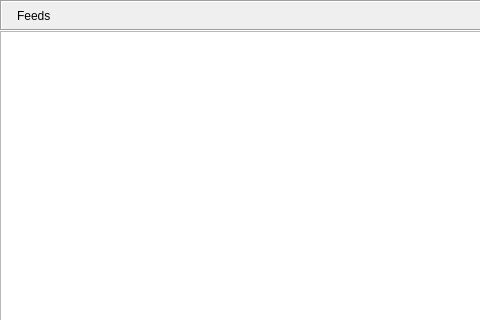
Above: plugins/FeedReader/gui/FeedReaderDialog.ui from RetroShare/RetroShare before the change; both pictures show x 0 to 480 and y 0 to 320 of the 738 by 583 pixel window. Below: the same form after it.
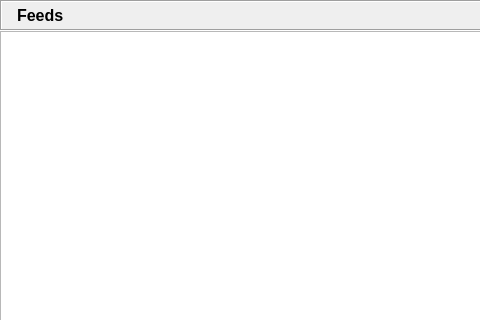
That is the form after the change. Icons and pictures are not drawn. Custom widgets are drawn as their Qt base class.

Patch:
```diff
--- a/plugins/FeedReader/gui/FeedReaderDialog.ui
+++ b/plugins/FeedReader/gui/FeedReaderDialog.ui
@@ -86,7 +86,14 @@
            </widget>
           </item>
           <item>
-           <widget class="StyledLabel" name="titleBarLabel">
+           <widget class="QLabel" name="titleBarLabel">
+            <property name="font">
+             <font>
+              <pointsize>12</pointsize>
+              <weight>75</weight>
+              <bold>true</bold>
+             </font>
+            </property>
             <property name="text">
              <string>Feeds</string>
             </property>
@@ -178,11 +185,6 @@
   </layout>
  </widget>
  <customwidgets>
-  <customwidget>
-   <class>StyledLabel</class>
-   <extends>QLabel</extends>
-   <header>gui/common/StyledLabel.h</header>
-  </customwidget>
   <customwidget>
    <class>RSTreeWidget</class>
    <extends>QTreeWidget</extends>
```
